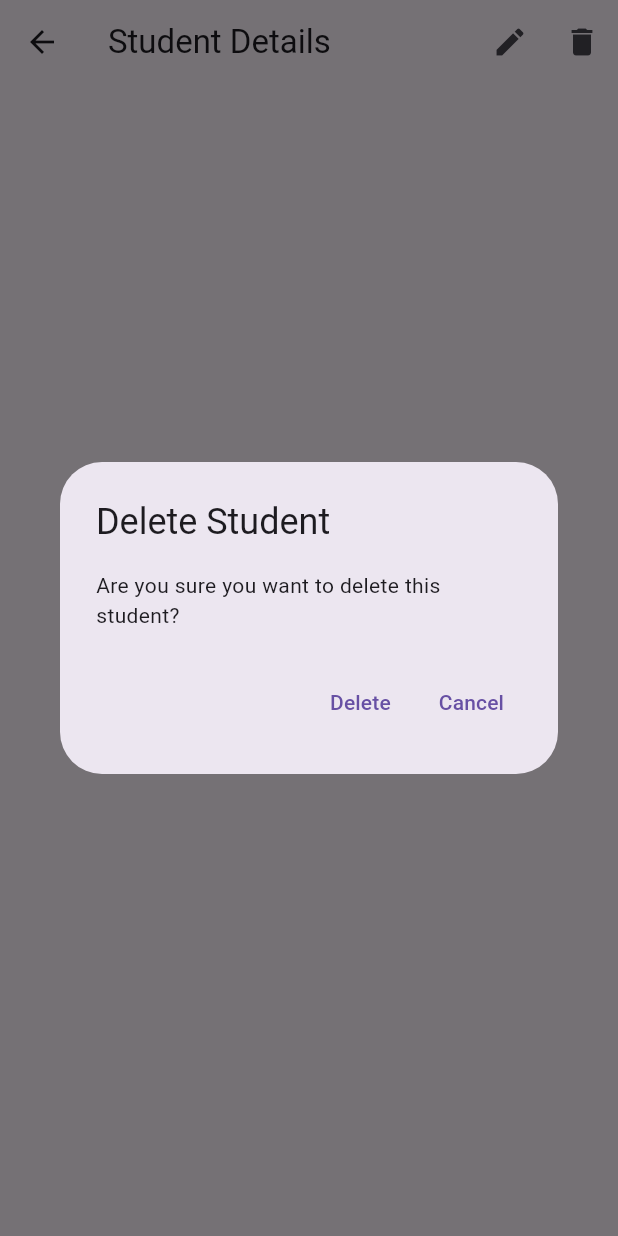
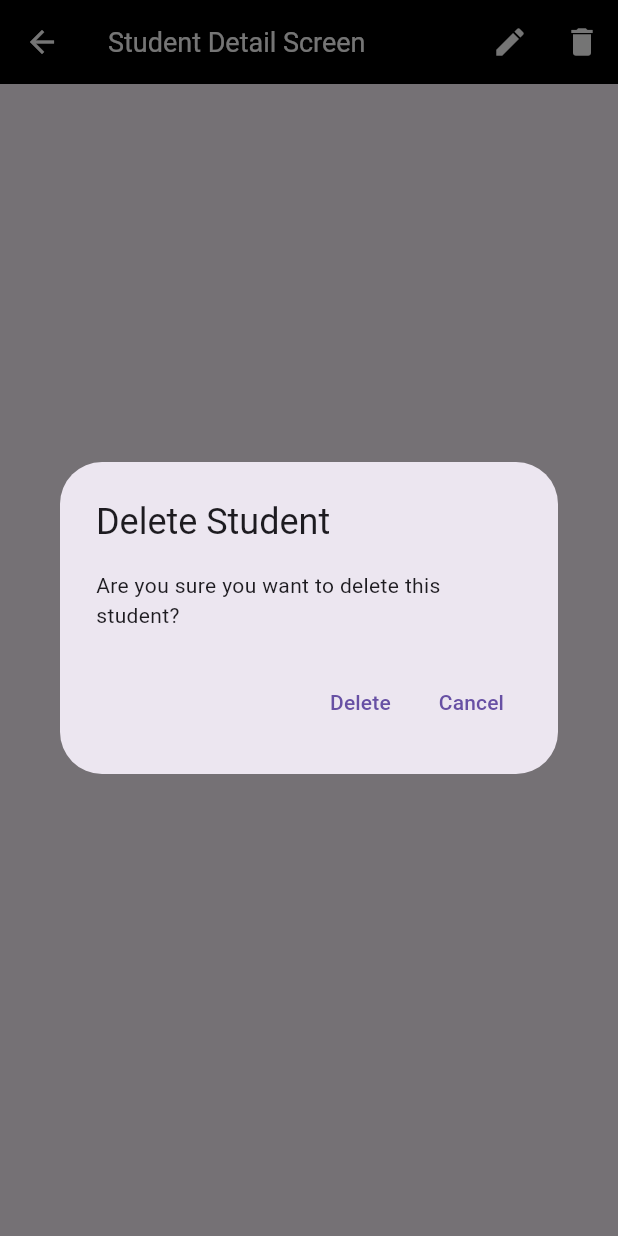
Before and after one commit to rksam9965/project_task, a Flutter app: the StudentDetailScreen screen opened directly, after a tap on the "delete" icon, on a phone screen of 412 x 824 dp. Run offline on Flutter 3.47's test engine with Material 3 defaults, Android fonts, the phone set to English and light mode, and no system bars; our stand-ins replace cloud_firestore, firebase_core; accounts and stored records are empty; statements that could not run were skipped.

Commit message:
new commit

```diff
--- a/lib/screen/home.dart
+++ b/lib/screen/home.dart
@@ -13,9 +13,11 @@ class HomeScreen extends StatelessWidget {
       backgroundColor: appGoldColor,
       appBar: AppBar(
           backgroundColor: Colors.black,
-          title: Text(
-            'Student List',
-            style: TextStyle(color: Colors.white),
+          title: Center(
+            child: Text(
+              'Student List',
+              style: TextStyle(color: Colors.white, fontSize: 18),
+            ),
           )),
       body: StudentList(studentService: _studentService),
       floatingActionButton: FloatingActionButton(
--- a/lib/screen/studentDetailScreen.dart
+++ b/lib/screen/studentDetailScreen.dart
@@ -1,4 +1,5 @@
 import 'package:flutter/material.dart';
+import '../color.dart';
 import '../datamodule/student.dart';
 import '../service/service.dart';
 import 'addStudent.dart';
@@ -18,7 +19,6 @@ class _StudentDetailScreenState extends State<StudentDetailScreen> {
   @override
   void initState() {
     super.initState();
-    // Initialize the future to fetch student details
     _studentFuture = StudentService().getStudentById(widget.studentId!);
   }
 
@@ -26,10 +26,20 @@ class _StudentDetailScreenState extends State<StudentDetailScreen> {
   Widget build(BuildContext context) {
     return Scaffold(
       appBar: AppBar(
-        title: Text('Student Details'),
+        iconTheme: IconThemeData(
+          color: Colors.white, // Set your desired back icon color here
+        ),
+        backgroundColor: Colors.black,
+        title: Text(
+          'Student Detail Screen',
+          style: TextStyle(color: Colors.white, fontSize: 18),
+        ),
         actions: [
           IconButton(
-            icon: Icon(Icons.edit),
+            icon: Icon(
+              Icons.edit,
+              color: Colors.white,
+            ),
             onPressed: () {
               Navigator.push(
                 context,
@@ -42,7 +52,10 @@ class _StudentDetailScreenState extends State<StudentDetailScreen> {
             },
           ),
           IconButton(
-            icon: Icon(Icons.delete),
+            icon: Icon(
+              Icons.delete,
+              color: Colors.white,
+            ),
             onPressed: () {
               _confirmDelete(context);
             },
@@ -58,26 +71,136 @@ class _StudentDetailScreenState extends State<StudentDetailScreen> {
           if (snapshot.hasError) {
             return Center(child: Text('Something went wrong'));
           }
-
           final student = snapshot.data;
           if (student == null) {
             return Center(child: Text('Student not found'));
           }
-
-          return Padding(
-            padding: const EdgeInsets.all(16.0),
-            child: Column(
-              crossAxisAlignment: CrossAxisAlignment.start,
-              children: [
-                Text('Name: ${student.name}', style: TextStyle(fontSize: 18)),
-                Text('Roll Number: ${student.rollNumber}',
-                    style: TextStyle(fontSize: 18)),
-                Text('Class: ${student.className}',
-                    style: TextStyle(fontSize: 18)),
-                Text('Email: ${student.email}', style: TextStyle(fontSize: 18)),
-                Text('Contact Number: ${student.contactNumber}',
-                    style: TextStyle(fontSize: 18)),
-              ],
+          return Center(
+            child: Container(
+              width: MediaQuery.of(context).size.width,
+              // margin: EdgeInsets.symmetric(vertical: 8.0), // Space between items
+              decoration: BoxDecoration(
+                color: appGoldColor, // Background color
+                borderRadius: BorderRadius.circular(10), // Rounded corners
+                boxShadow: [
+                  BoxShadow(
+                    color: Colors.grey.withOpacity(0.3), // Shadow color
+                    spreadRadius: 1, // Spread radius of the shadow
+                    blurRadius: 5, // Blur radius of the shadow
+                    offset: Offset(0, 3), // Offset of the shadow
+                  ),
+                ],
+              ),
+              child: Padding(
+                padding: const EdgeInsets.only(left: 20, top: 20),
+                child: Column(
+                  crossAxisAlignment: CrossAxisAlignment.start,
+                  children: [
+                    RichText(
+                      text: TextSpan(
+                        text: 'Name: ',
+                        style: TextStyle(
+                            fontSize: 18,
+                            fontWeight: FontWeight.bold,
+                            color: Colors.white),
+                        children: <TextSpan>[
+                          TextSpan(
+                            text: '${student.name}',
+                            style: TextStyle(
+                                fontSize: 18,
+                                fontWeight: FontWeight.bold,
+                                color: Colors.black),
+                          ),
+                        ],
+                      ),
+                    ),
+                    SizedBox(
+                      height: 14,
+                    ),
+                    RichText(
+                      text: TextSpan(
+                        text: 'Roll Number: ',
+                        style: TextStyle(
+                            fontSize: 18,
+                            fontWeight: FontWeight.bold,
+                            color: Colors.white),
+                        children: <TextSpan>[
+                          TextSpan(
+                            text: '${student.rollNumber}',
+                            style: TextStyle(
+                                fontSize: 18,
+                                fontWeight: FontWeight.bold,
+                                color: Colors.black),
+                          ),
+                        ],
+                      ),
+                    ),
+                    SizedBox(
+                      height: 14,
+                    ),
+                    RichText(
+                      text: TextSpan(
+                        text: 'Class: ',
+                        style: TextStyle(
+                            fontSize: 18,
+                            fontWeight: FontWeight.bold,
+                            color: Colors.white),
+                        children: <TextSpan>[
+                          TextSpan(
+                            text: '${student.className}',
+                            style: TextStyle(
+                                fontSize: 18,
+                                fontWeight: FontWeight.bold,
+                                color: Colors.black),
+                          ),
+                        ],
+                      ),
+                    ),
+                    SizedBox(
+                      height: 14,
+                    ),
+                    RichText(
+                      text: TextSpan(
+                        text: 'Email: ',
+                        style: TextStyle(
+                            fontSize: 18,
+                            fontWeight: FontWeight.bold,
+                            color: Colors.white),
+                        children: <TextSpan>[
+                          TextSpan(
+                            text: '${student.email}',
+                            style: TextStyle(
+                                fontSize: 18,
+                                fontWeight: FontWeight.bold,
+                                color: Colors.black),
+                          ),
+                        ],
+                      ),
+                    ),
+                    SizedBox(
+                      height: 14,
+                    ),
+                    RichText(
+                      text: TextSpan(
+                        text: 'Contact Number: ',
+                        style: TextStyle(
+                            fontSize: 18,
+                            fontWeight: FontWeight.bold,
+                            color: Colors.white),
+                        children: <TextSpan>[
+                          TextSpan(
+                            text: '${student.contactNumber}',
+                            style: TextStyle(
+                                fontSize: 18,
+                                fontWeight: FontWeight.bold,
+                                color: Colors.black),
+                          ),
+                        ],
+                      ),
+                    ),
+                  ],
+                ),
+              ),
             ),
           );
         },
```
